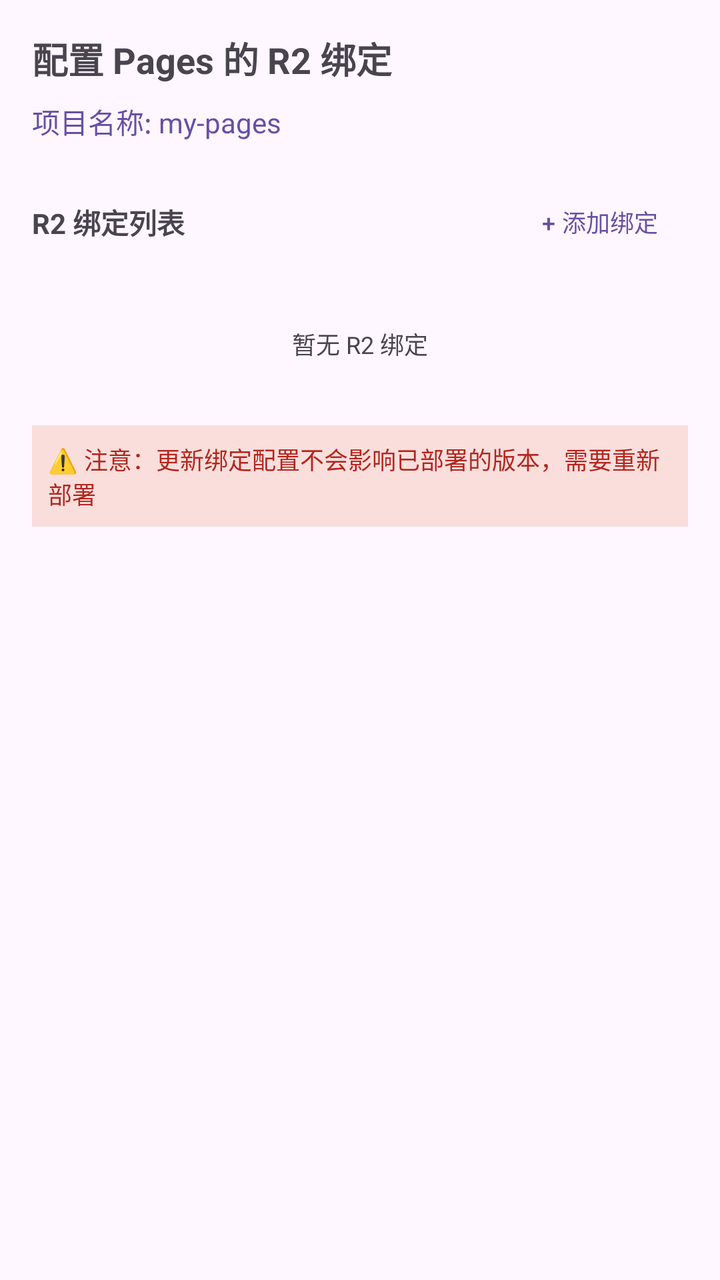
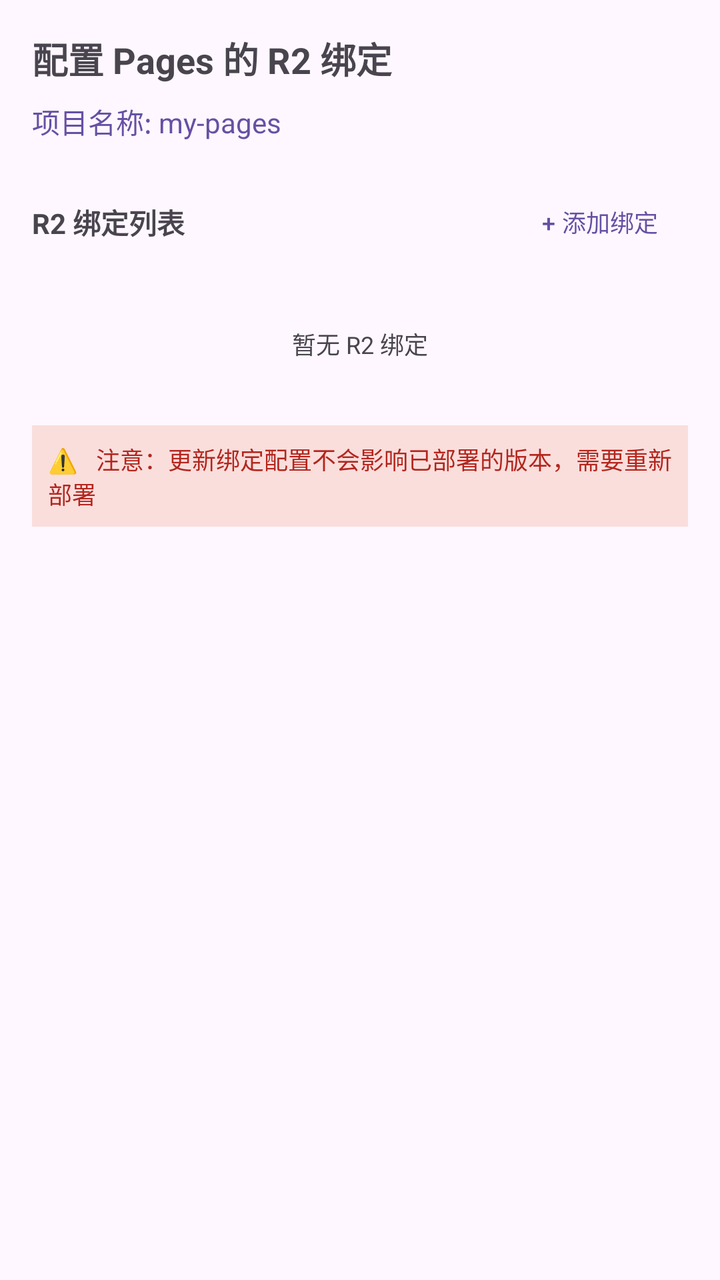

Before-and-after screenshots of an Android layout around one commit, followed by the original layout XML and the change that was made.
<!-- AndroidManifest.xml: application theme AppTheme -->
<!-- res/layout/dialog_pages_r2_bindings.xml -->
<?xml version="1.0" encoding="utf-8"?>
<LinearLayout xmlns:android="http://schemas.android.com/apk/res/android"
    xmlns:app="http://schemas.android.com/apk/res-auto"
    android:layout_width="match_parent"
    android:layout_height="wrap_content"
    android:orientation="vertical"
    android:padding="16dp">

    <TextView
        android:id="@+id/projectNameTitle"
        android:layout_width="match_parent"
        android:layout_height="wrap_content"
        android:text="配置 Pages 的 R2 绑定"
        android:textSize="18sp"
        android:textStyle="bold"
        android:layout_marginBottom="8dp" />

    <TextView
        android:id="@+id/projectNameText"
        android:layout_width="match_parent"
        android:layout_height="wrap_content"
        android:text="项目名称: my-pages"
        android:textSize="14sp"
        android:textColor="?attr/colorPrimary"
        android:layout_marginBottom="16dp" />

    <LinearLayout
        android:layout_width="match_parent"
        android:layout_height="wrap_content"
        android:orientation="horizontal"
        android:gravity="center_vertical"
        android:layout_marginBottom="12dp">

        <TextView
            android:layout_width="0dp"
            android:layout_height="wrap_content"
            android:layout_weight="1"
            android:text="R2 绑定列表"
            android:textSize="14sp"
            android:textStyle="bold" />

        <Button
            android:id="@+id/addBindingBtn"
            android:layout_width="wrap_content"
            android:layout_height="wrap_content"
            android:text="+ 添加绑定"
            android:textSize="12sp"
            style="@style/Widget.Material3.Button.TextButton" />

    </LinearLayout>

    <androidx.recyclerview.widget.RecyclerView
        android:id="@+id/bindingsRecyclerView"
        android:layout_width="match_parent"
        android:layout_height="wrap_content"
        android:maxHeight="300dp"
        android:nestedScrollingEnabled="true"
        app:layoutManager="androidx.recyclerview.widget.LinearLayoutManager" />

    <TextView
        android:id="@+id/noBindingsText"
        android:layout_width="match_parent"
        android:layout_height="wrap_content"
        android:text="暂无 R2 绑定"
        android:textSize="12sp"
        android:textColor="?android:attr/textColorSecondary"
        android:padding="16dp"
        android:gravity="center"
        android:visibility="visible" />

    <TextView
        android:layout_width="match_parent"
        android:layout_height="wrap_content"
        android:text="⚠️ 注意：更新绑定配置不会影响已部署的版本，需要重新部署"
        android:textSize="12sp"
        android:textColor="?attr/colorError"
        android:layout_marginTop="16dp"
        android:padding="8dp"
        android:background="?attr/colorErrorContainer" />

</LinearLayout>
<!-- resources referenced by this layout -->
<resources>
  <style name="AppTheme" parent="Base.AppTheme" />
  <style name="Base.AppTheme" parent="Theme.Material3.DayNight.NoActionBar">
      
      
    </style>
</resources>

<!-- the commit's change to res/layout/dialog_pages_r2_bindings.xml (unified diff, before → after) -->
@@ -10,7 +10,7 @@
         android:id="@+id/projectNameTitle"
         android:layout_width="match_parent"
         android:layout_height="wrap_content"
-        android:text="配置 Pages 的 R2 绑定"
+        android:text="@string/xml_dialog_pages_r2_bindings"
         android:textSize="18sp"
         android:textStyle="bold"
         android:layout_marginBottom="8dp" />
@@ -19,7 +19,7 @@
         android:id="@+id/projectNameText"
         android:layout_width="match_parent"
         android:layout_height="wrap_content"
-        android:text="项目名称: my-pages"
+        android:text="@string/xml_dialog_pages_r2_bindings_2"
         android:textSize="14sp"
         android:textColor="?attr/colorPrimary"
         android:layout_marginBottom="16dp" />
@@ -35,7 +35,7 @@
             android:layout_width="0dp"
             android:layout_height="wrap_content"
             android:layout_weight="1"
-            android:text="R2 绑定列表"
+            android:text="@string/r2_binding_list"
             android:textSize="14sp"
             android:textStyle="bold" />
 
@@ -43,7 +43,7 @@
             android:id="@+id/addBindingBtn"
             android:layout_width="wrap_content"
             android:layout_height="wrap_content"
-            android:text="+ 添加绑定"
+            android:text="@string/binding_add"
             android:textSize="12sp"
             style="@style/Widget.Material3.Button.TextButton" />
 
@@ -61,7 +61,7 @@
         android:id="@+id/noBindingsText"
         android:layout_width="match_parent"
         android:layout_height="wrap_content"
-        android:text="暂无 R2 绑定"
+        android:text="@string/r2_no_bindings"
         android:textSize="12sp"
         android:textColor="?android:attr/textColorSecondary"
         android:padding="16dp"
@@ -71,7 +71,7 @@
     <TextView
         android:layout_width="match_parent"
         android:layout_height="wrap_content"
-        android:text="⚠️ 注意：更新绑定配置不会影响已部署的版本，需要重新部署"
+        android:text="@string/xml_dialog_pages_r2_bindings_3"
         android:textSize="12sp"
         android:textColor="?attr/colorError"
         android:layout_marginTop="16dp"
<!-- resource entries referenced after the edit -->
@@ -1,9 +1,58 @@
 <!-- resources referenced by this layout -->
 <resources>
+  <string name="binding_add">+ 添加绑定</string>
+  <string name="r2_binding_list">R2 绑定列表</string>
+  <string name="r2_no_bindings">暂无 R2 绑定</string>
+  <string name="xml_dialog_pages_r2_bindings">配置 Pages 的 R2 绑定</string>
+  <string name="xml_dialog_pages_r2_bindings_2">项目名称: my-pages</string>
+  <string name="xml_dialog_pages_r2_bindings_3">⚠️ 注意：更新绑定配置不会影响已部署的版本，需要重新部署</string>
   <style name="AppTheme" parent="Base.AppTheme" />
   <style name="Base.AppTheme" parent="Theme.Material3.DayNight.NoActionBar">
       
       
+  
+      
+      <item name="android:textViewStyle">@style/AppTextView</item>
+      <item name="android:buttonStyle">@style/AppButton</item>
+      <item name="materialButtonStyle">@style/AppMaterialButton</item>
+      <item name="chipStyle">@style/AppChip</item>
     </style>
+  <style name="AppTextView" parent="@android:style/Widget.DeviceDefault.TextView">
+      <item name="android:breakStrategy">simple</item>
+      <item name="android:hyphenationFrequency">full</item>
+      <item name="android:ellipsize">end</item>
+      <item name="android:justificationMode">inter_word</item>
+      <item name="android:textIsSelectable">false</item>
+    </style>
+  <style name="AppButton" parent="Widget.Material3.Button">
+      <item name="android:minHeight">@dimen/app_button_min_height</item>
+      <item name="android:minWidth">@dimen/app_button_min_width</item>
+      <item name="android:maxLines">2</item>
+      <item name="android:ellipsize">end</item>
+      <item name="android:paddingStart">@dimen/app_button_padding_h</item>
+      <item name="android:paddingEnd">@dimen/app_button_padding_h</item>
+      <item name="android:breakStrategy">simple</item>
+      <item name="android:hyphenationFrequency">full</item>
+      <item name="android:textSize">@dimen/app_button_text_size</item>
+    </style>
+  <style name="AppMaterialButton" parent="Widget.Material3.Button">
+      <item name="android:minHeight">@dimen/app_button_min_height</item>
+      <item name="android:minWidth">@dimen/app_button_min_width</item>
+      <item name="android:maxLines">2</item>
+      <item name="android:ellipsize">end</item>
+      <item name="android:paddingStart">@dimen/app_button_padding_h</item>
+      <item name="android:paddingEnd">@dimen/app_button_padding_h</item>
+      <item name="android:breakStrategy">simple</item>
+      <item name="android:hyphenationFrequency">full</item>
+      <item name="android:textAllCaps">false</item>
+      <item name="android:textSize">@dimen/app_button_text_size</item>
+    </style>
+  <style name="AppChip" parent="Widget.Material3.Chip.Assist">
+      <item name="android:textIsSelectable">false</item>
+    </style>
+  <dimen name="app_button_min_height">48dp</dimen>
+  <dimen name="app_button_min_width">112dp</dimen>
+  <dimen name="app_button_padding_h">10dp</dimen>
+  <dimen name="app_button_text_size">13sp</dimen>
 </resources>
 
